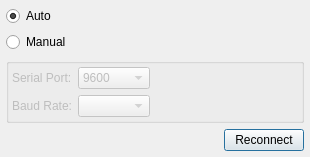
This is keg_meter_controller/KegMeterController/serialsearchandconnectdialog.ui in halobrewery/kegmeter as Qt 5 draws it before an edit. The edited form follows.
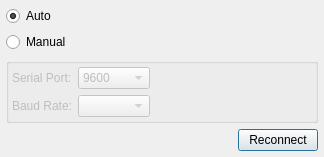
This is the edited form.

The edit to the form file:
```diff
--- a/keg_meter_controller/KegMeterController/serialsearchandconnectdialog.ui
+++ b/keg_meter_controller/KegMeterController/serialsearchandconnectdialog.ui
@@ -9,7 +9,7 @@
    <rect>
     <x>0</x>
     <y>0</y>
-    <width>310</width>
+    <width>324</width>
     <height>155</height>
    </rect>
   </property>
```
